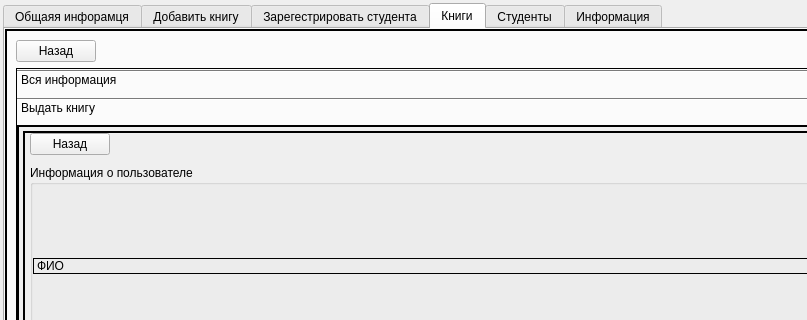
The window that ui_file/interface.ui (HiraiKaoTsi/diplom) describes before a commit, drawn with Qt 5; both pictures show x 0 to 807 and y 0 to 320 of the 940 by 641 pixel window.
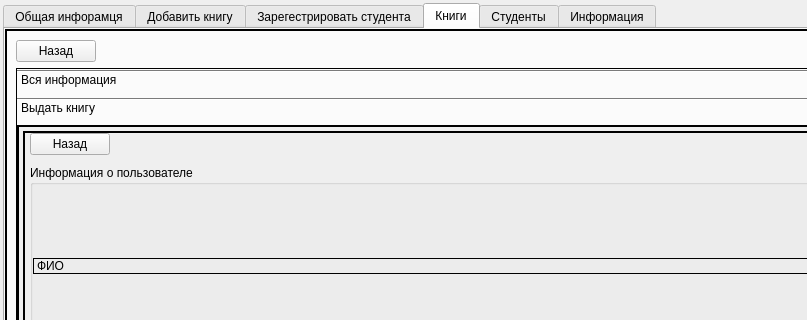
The same window after the commit. The open tabs and pages were chosen to show the change. Icons and pictures are not drawn.

Diff of the .ui file:
```diff
--- a/ui_file/interface.ui
+++ b/ui_file/interface.ui
@@ -65,7 +65,7 @@
          <normaloff>:/icons/main/info.png</normaloff>:/icons/main/info.png</iconset>
        </attribute>
        <attribute name="title">
-        <string>Общаяя инфорамця</string>
+        <string>Общая инфорамця</string>
        </attribute>
        <layout class="QVBoxLayout" name="verticalLayout_2">
         <property name="spacing">
```
Left out of the diff: 48 changed lines with no effect on the pictures.
